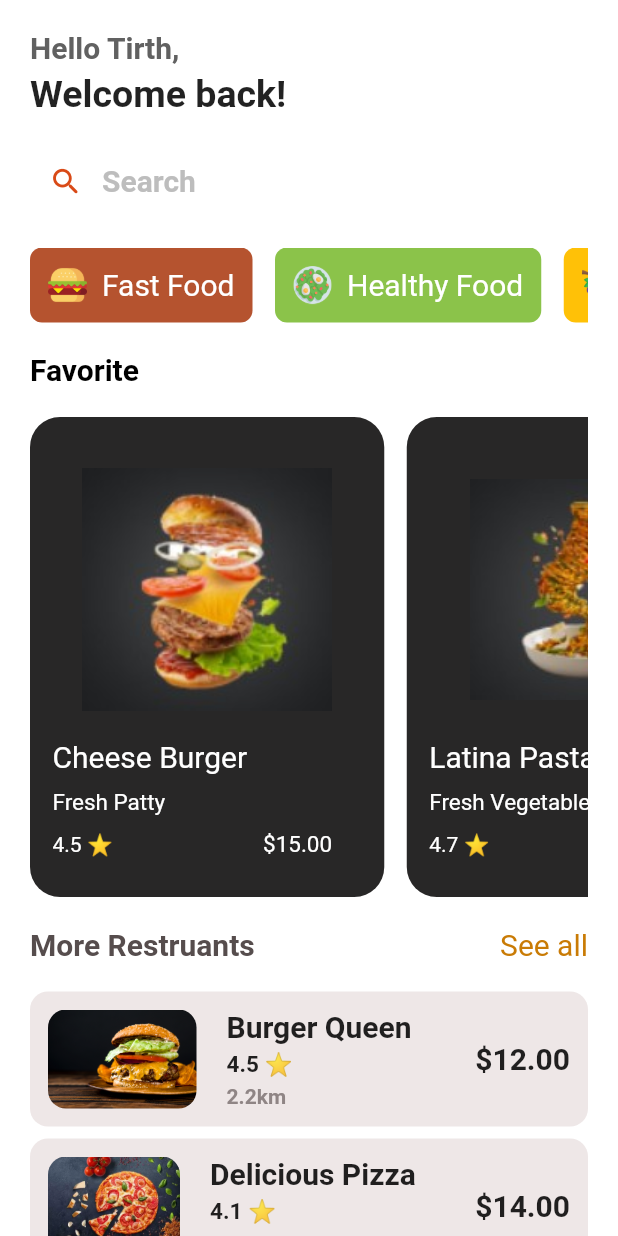
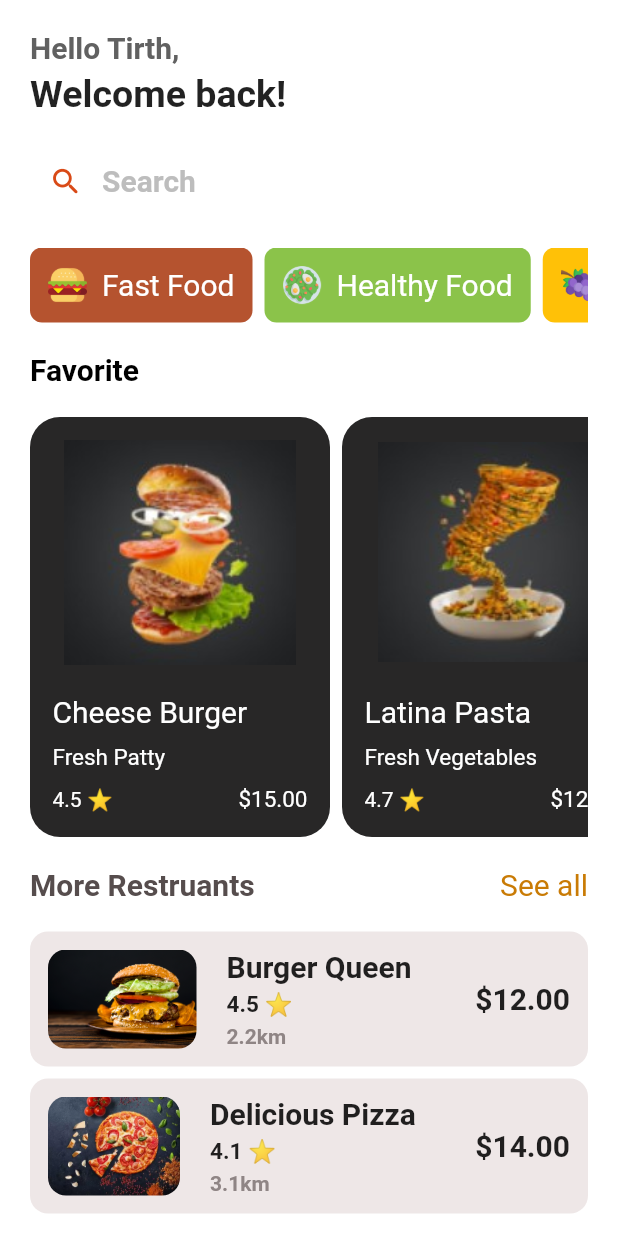
Before and after one commit to tirthkp/burger_app, a Flutter app: the screen it shows after launch, on a phone screen of 412 x 824 dp. Run offline on Flutter 3.47's test engine with Material 2 defaults, Android fonts, the phone set to English and light mode, and no system bars.

Commit message:
updated code

```diff
--- a/lib/main.dart
+++ b/lib/main.dart
@@ -1,5 +1,3 @@
-// ignore_for_file: prefer_const_constructors
-
 import 'package:burger_app/pages/home_page.dart';
 import 'package:flutter/material.dart';
 
@@ -12,7 +10,7 @@ class MyApp extends StatelessWidget {
 
   @override
   Widget build(BuildContext context) {
-    return MaterialApp(
+    return const MaterialApp(
       debugShowCheckedModeBanner: false,
       home: HomePage(),
     );
--- a/lib/pages/home_page.dart
+++ b/lib/pages/home_page.dart
@@ -114,7 +114,7 @@ class _HomePageState extends State<HomePage> {
                   height: 20,
                 ),
                 Container(
-                  height: 320,
+                  height: 280,
                   child: ListView(
                     scrollDirection: Axis.horizontal,
                     children: [
--- a/lib/utils/category_card.dart
+++ b/lib/utils/category_card.dart
@@ -17,7 +17,7 @@ class CategoryCard extends StatelessWidget {
   @override
   Widget build(BuildContext context) {
     return Padding(
-      padding: const EdgeInsets.only(right: 15.0),
+      padding: const EdgeInsets.only(right: 8.0),
       child: Container(
         padding: EdgeInsets.all(12),
         decoration: BoxDecoration(
@@ -28,7 +28,7 @@ class CategoryCard extends StatelessWidget {
           children: [
             Image.asset(
               imgpath,
-              height: 30,
+              // height: 30,
             ),
             SizedBox(
               width: 10,
--- a/lib/utils/fav.dart
+++ b/lib/utils/fav.dart
@@ -3,11 +3,7 @@
 import 'package:flutter/material.dart';
 
 class Favorite extends StatelessWidget {
-  final String imgpath;
-  final String name;
-  final String subname;
-  final String rating;
-  final String price;
+  final String imgpath, price, rating, subname, name;
 
   const Favorite(
       {Key? key,
@@ -21,20 +17,25 @@ class Favorite extends StatelessWidget {
   @override
   Widget build(BuildContext context) {
     return Padding(
-      padding: const EdgeInsets.only(right: 15.0),
+      padding: const EdgeInsets.only(right: 8.0),
       child: Container(
+        width: 200,
         padding: EdgeInsets.all(15),
         decoration: BoxDecoration(
-            borderRadius: BorderRadius.circular(20),
-            color: Color.fromARGB(235, 22, 21, 21)),
+          borderRadius: BorderRadius.circular(20),
+          color: Color.fromARGB(235, 22, 21, 21),
+        ),
         child: Column(
           crossAxisAlignment: CrossAxisAlignment.start,
           children: [
             Center(
               child: Image.asset(
                 imgpath,
-                height: 200,
+                height: 150,
               ),
+            ),
+            SizedBox(
+              height: 20,
             ),
             Text(
               name,
@@ -57,15 +58,13 @@ class Favorite extends StatelessWidget {
               height: 10,
             ),
             Row(
+              mainAxisAlignment: MainAxisAlignment.spaceBetween,
               children: [
                 Text(
                   rating,
                   style: TextStyle(
                     color: Colors.white,
                   ),
-                ),
-                SizedBox(
-                  width: 100,
                 ),
                 Text(
                   '\$$price',
--- a/lib/utils/restraunts.dart
+++ b/lib/utils/restraunts.dart
@@ -3,11 +3,7 @@
 import 'package:flutter/material.dart';
 
 class Restruants extends StatelessWidget {
-  final String imgpath;
-  final String resname;
-  final String rating;
-  final String distance;
-  final String price;
+  final String imgpath, price, distance, resname, rating;
   const Restruants(
       {Key? key,
       required this.imgpath,
```
